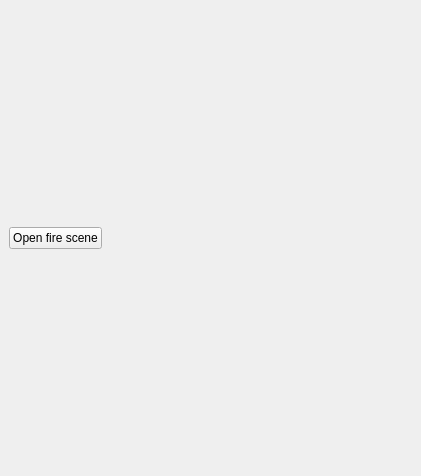
First picture: the form in LocatorTool/LocatingTool/locating_tool_dockwidget_base.ui, repository qq2012/GEO1005, before the edit.
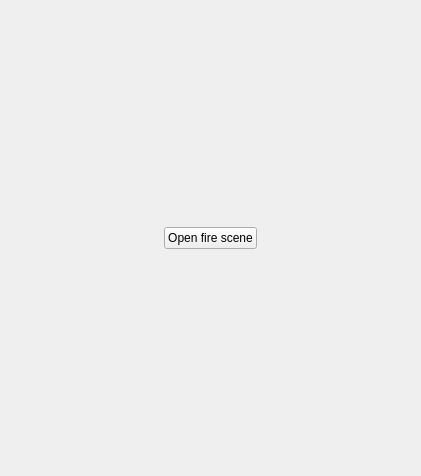
Second picture: the form after the edit.

Patch:
```diff
--- a/LocatorTool/LocatingTool/locating_tool_dockwidget_base.ui
+++ b/LocatorTool/LocatingTool/locating_tool_dockwidget_base.ui
@@ -18,7 +18,7 @@
   </property>
   <widget class="QWidget" name="dockWidgetContents">
    <layout class="QGridLayout" name="gridLayout">
-    <item row="0" column="0" colspan="2">
+    <item row="0" column="0">
      <widget class="QPushButton" name="openFireButton">
       <property name="sizePolicy">
        <sizepolicy hsizetype="Fixed" vsizetype="Fixed">
```
